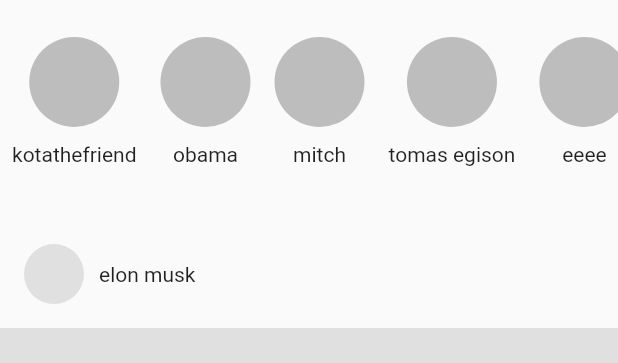
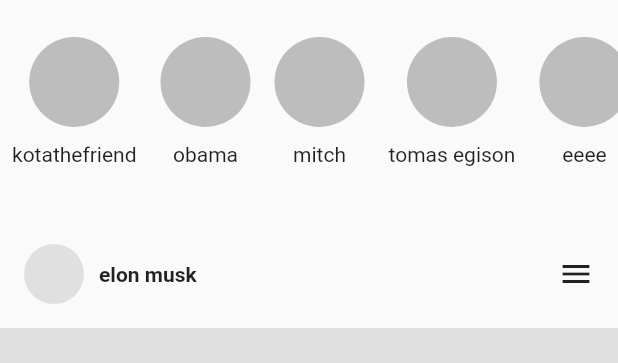
Before and after one commit to jksan-jp/xgram, a Flutter app: the screen it shows after launch, on a phone screen of 412 x 824 dp, the part 59-422 px from its top. Run offline on Flutter 3.47's test engine with Material 2 defaults, Android fonts, the phone set to English and light mode, and no system bars.

Commit message:
UserPostにmenu追加

```diff
--- a/lib/util/user_post.dart
+++ b/lib/util/user_post.dart
@@ -11,6 +11,9 @@ class UserPost extends StatelessWidget {
         Padding(
           padding: const EdgeInsets.all(16.0),
           child: Row(
+            mainAxisAlignment: MainAxisAlignment.spaceBetween,
+            children: [
+              Row(
                 children: [
                   Container(
                     width: 40,
@@ -19,7 +22,13 @@ class UserPost extends StatelessWidget {
                         color: Colors.grey[300], shape: BoxShape.circle),
                   ),
                   const SizedBox(width: 10),
-              Text(name)
+                  Text(
+                    name,
+                    style: const TextStyle(fontWeight: FontWeight.bold),
+                  )
+                ],
+              ),
+              const Icon(Icons.menu)
             ],
           ),
         ),
```
Lines whose indentation alone changed are shown as unchanged.
